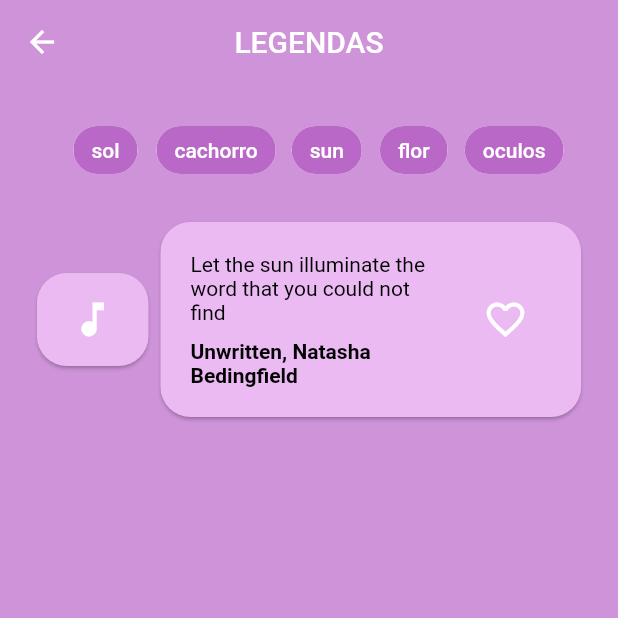
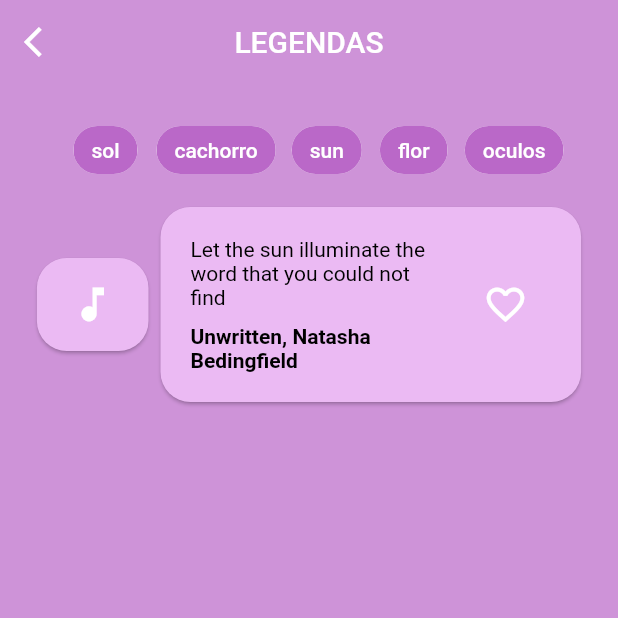
Before and after one commit to projetoIII/LegendaryApp, a Flutter app: the LegendasView screen opened by its route, on a phone screen of 412 x 824 dp, the top half of it. Run offline on Flutter 3.47's test engine with Material 2 defaults, Android fonts, the phone set to English and light mode, and no system bars.

Commit message:
final correction layout

```diff
--- a/legendary_app/lib/Legendas.dart
+++ b/legendary_app/lib/Legendas.dart
@@ -23,10 +23,15 @@ class _LegendasViewState extends State<LegendasView> {
       appBar: AppBar(
         centerTitle: true,
         elevation: 0,
-        title: Text('LEGENDAS')
+        title: Text('LEGENDAS'),
+        leading: IconButton(
+          icon: Icon(Icons.arrow_back_ios),
+          onPressed: () => Navigator.of(context).pop(),
+        ),
       ),
       body: Padding(
         padding: EdgeInsets.all(10),
+        child: SingleChildScrollView(
           child: Column(
             children: <Widget>[
               TagBusca(
@@ -43,9 +48,10 @@ class _LegendasViewState extends State<LegendasView> {
                     _favorito = val;
                   });
                 },
-            )
+              ),
             ],
           ),
+        )
       ),
     );
   }
--- a/legendary_app/lib/widgets/TagBusca.dart
+++ b/legendary_app/lib/widgets/TagBusca.dart
@@ -11,7 +11,7 @@ class TagBusca extends StatelessWidget {
   @override
   Widget build(BuildContext context) {
     return Padding(
-        padding: EdgeInsets.fromLTRB(0, 10, 0, 10),
+        padding: EdgeInsets.fromLTRB(0, 10, 0, 0),
         child: Wrap(
           children: tags.map((tag) {
             return Container(
```
Lines whose indentation alone changed are shown as unchanged.
